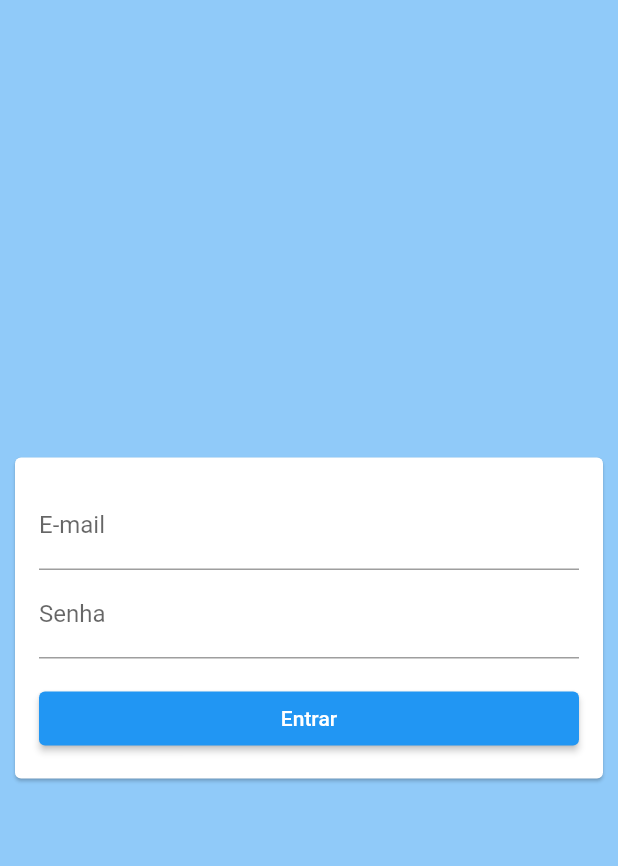
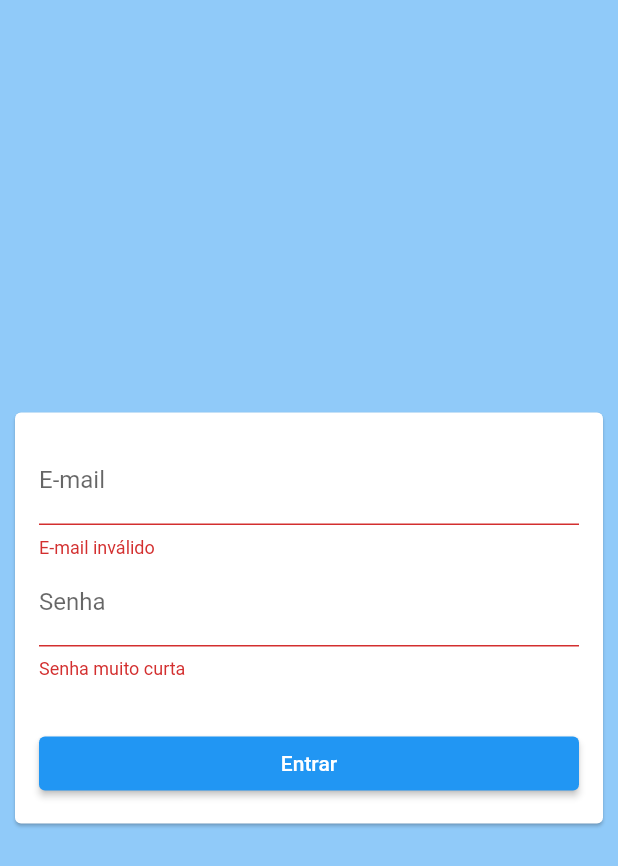
Before and after one commit to leandrofabianjr/controle-flutter, a Flutter app: the screen it shows after launch, after a tap on "Entrar", on a phone screen of 412 x 824 dp. Shown: the top 866 px of the screen. Run offline on Flutter 3.47's test engine with Material 2 defaults, Android fonts, the phone set to English and light mode, and no system bars; our stand-ins replace flutter_mobx, localstorage, mobx; missing offline and left inert: http_interceptor; generated files the repository leaves out were written again.

Commit message:
Alterações na tela de login e criação de local_storage

```diff
--- /dev/null
+++ b/lib/pages/login/login_store.dart
@@ -0,0 +1,49 @@
+import 'package:controle_app/models/failure.dart';
+import 'package:controle_app/services/controle_api.dart';
+import 'package:mobx/mobx.dart';
+
+part 'login_store.g.dart';
+
+class LoginStore = LoginStoreBase with _$LoginStore;
+
+abstract class LoginStoreBase with Store {
+  @observable
+  bool loading = false;
+
+  @observable
+  String? email;
+
+  @observable
+  bool isEmailInvalid = false;
+
+  @observable
+  String? password;
+
+  @observable
+  bool isPasswordInvalid = false;
+
+  @observable
+  Failure? failure;
+
+  @action
+  Future<void> doLogin() async {
+    failure = null;
+    isEmailInvalid = email?.isEmpty ?? true;
+    isPasswordInvalid = password?.isEmpty ?? true;
+
+    if (isEmailInvalid || isPasswordInvalid) return;
+
+    try {
+      final token = await ControleApi.login(
+        username: email!,
+        password: password!,
+      );
+      print(token.access);
+    } on Failure catch (ex) {
+      failure = ex;
+    } catch (e) {
+      failure = Failure.unknownError();
+      print(e);
+    }
+  }
+}
--- a/lib/pages/login/login_widgets.dart
+++ b/lib/pages/login/login_widgets.dart
@@ -1,18 +1,17 @@
-import 'package:controle_app/services/controle_api.dart';
+import 'package:controle_app/pages/login/login_store.dart';
 import 'package:flutter/material.dart';
+import 'package:flutter_mobx/flutter_mobx.dart';
 
-class LoginPage extends StatefulWidget {
-  const LoginPage({Key? key}) : super(key: key);
-
-  @override
-  _LoginPageState createState() => _LoginPageState();
-}
-
-class _LoginPageState extends State<LoginPage> {
-  String email = '', password = '';
+class LoginPage extends StatelessWidget {
+  final store = LoginStore();
 
   @override
   Widget build(BuildContext context) {
+    print(store.failure?.message?.isNotEmpty ?? false);
+    final theme = Theme.of(context);
+    final errorTextStyle = theme.textTheme.subtitle1?.copyWith(
+      color: theme.errorColor,
+    );
     return Scaffold(
       backgroundColor: Theme.of(context).backgroundColor,
       body: Center(
@@ -21,38 +20,41 @@ class _LoginPageState extends State<LoginPage> {
           child: Card(
             child: Padding(
               padding: EdgeInsets.all(16),
-              child: Column(
+              child: Form(
+                child: Observer(
+                  builder: (_) => Column(
                     mainAxisSize: MainAxisSize.min,
                     children: [
                       TextField(
-                    decoration: InputDecoration(labelText: 'E-mail'),
-                    onChanged: (val) => email = val,
+                        decoration: InputDecoration(
+                          labelText: 'E-mail',
+                          errorText:
+                              store.isEmailInvalid ? 'E-mail inválido' : null,
+                        ),
+                        onChanged: (val) => store.email = val,
                         keyboardType: TextInputType.emailAddress,
                       ),
                       TextField(
-                    decoration: InputDecoration(labelText: 'Senha'),
+                        decoration: InputDecoration(
+                          labelText: 'Senha',
+                          errorText: store.isPasswordInvalid
+                              ? 'Senha muito curta'
+                              : null,
+                        ),
                         obscureText: true,
-                    onChanged: (val) => password = val,
+                        onChanged: (val) => store.password = val,
+                      ),
+                      SizedBox(height: 16),
+                      if (store.failure?.message?.isNotEmpty ?? false)
+                        Text(
+                          store.failure!.message!,
+                          style: errorTextStyle,
                         ),
                       SizedBox(height: 16),
                       Container(
                         width: double.maxFinite,
                         child: ElevatedButton(
-                      onPressed: () async {
-                        print(email);
-                        print(password);
-                        if (email != '' && password != '') {
-                          try {
-                            final token = await ControleApi.login(
-                              username: email,
-                              password: password,
-                            );
-                            print(token.access);
-                          } catch (e) {
-                            print(e);
-                          }
-                        }
-                      },
+                          onPressed: store.doLogin,
                           child: Text('Entrar'),
                         ),
                       )
@@ -62,6 +64,8 @@ class _LoginPageState extends State<LoginPage> {
               ),
             ),
           ),
+        ),
+      ),
     );
   }
 }
--- a/pubspec.yaml
+++ b/pubspec.yaml
@@ -25,6 +25,9 @@ dependencies:
     sdk: flutter
   http: ^0.13.3
   http_interceptor: ^0.4.1
+  mobx: ^2.0.1
+  flutter_mobx: ^2.0.0
+  localstorage: ^4.0.0+1
 
 
   # The following adds the Cupertino Icons font to your application.
@@ -34,6 +37,8 @@ dependencies:
 dev_dependencies:
   flutter_test:
     sdk: flutter
+  build_runner: ^2.0.4
+  mobx_codegen: ^2.0.1+3
 
 # For information on the generic Dart part of this file, see the
 # following page: https://dart.dev/tools/pub/pubspec
```
Also changed, not shown: lib/services/local_data.dart (added, +20 -0 lines), lib/pages/login/login_store.g.dart (added), lib/services/local_storage.dart (deleted), pubspec.lock. Lines whose indentation alone changed are shown as unchanged.
